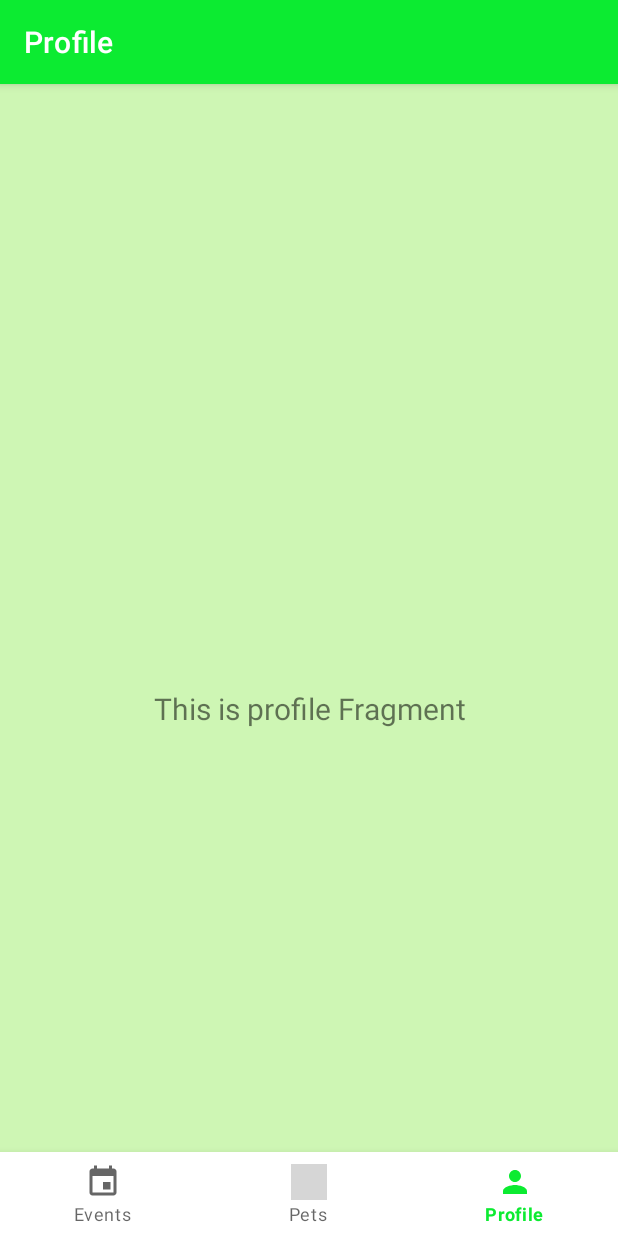
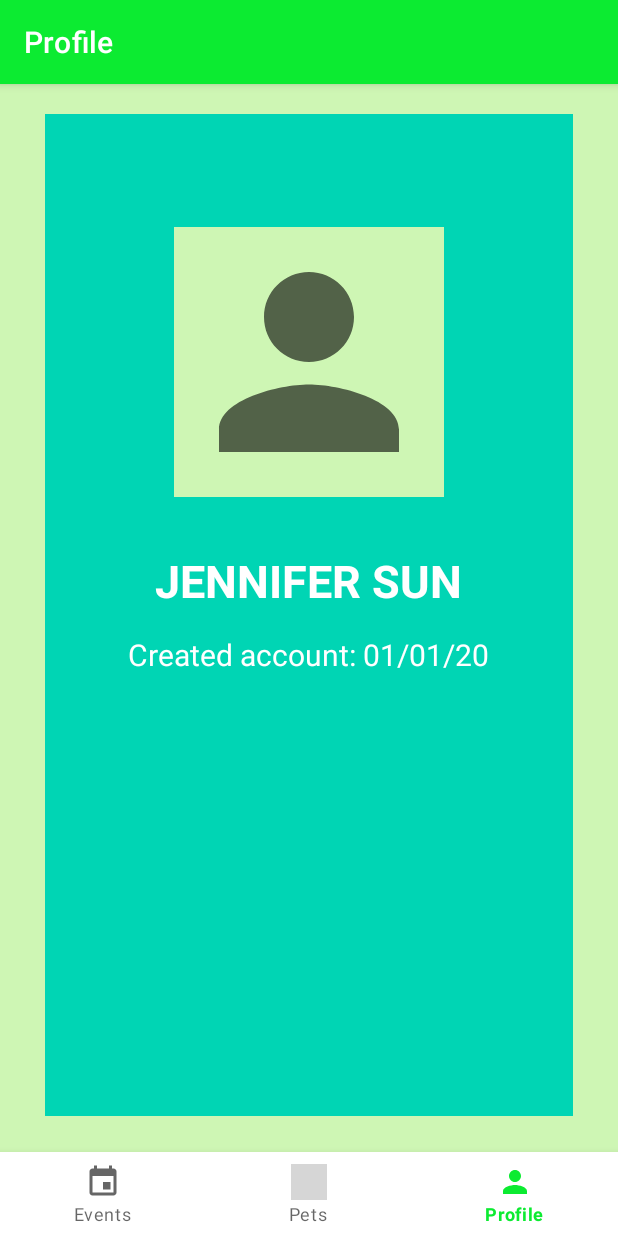
Before and after one commit to kuznicmd-CSSE-483/Leash, an Android app: the ProfileFragment screen opened through its navigation route, on a phone screen of 412 x 824 dp. Run offline under Robolectric (Android 15) with nearby library versions, the phone set to English and light mode, and no system bars; our stand-ins replace navigation-ui; grey boxes are pictures that could not be loaded.

Commit message:
Started Profile UI

```diff
--- a/app/src/main/res/layout/activity_main.xml
+++ b/app/src/main/res/layout/activity_main.xml
@@ -4,7 +4,6 @@
     android:id="@+id/container"
     android:layout_width="match_parent"
     android:layout_height="match_parent"
-    android:paddingTop="?attr/actionBarSize"
     android:background="@color/Foxtrot">
 
     <com.google.android.material.bottomnavigation.BottomNavigationView
--- a/app/src/main/res/layout/fragment_profile.xml
+++ b/app/src/main/res/layout/fragment_profile.xml
@@ -1,23 +1,54 @@
 <?xml version="1.0" encoding="utf-8"?>
-<androidx.constraintlayout.widget.ConstraintLayout xmlns:android="http://schemas.android.com/apk/res/android"
+<RelativeLayout xmlns:android="http://schemas.android.com/apk/res/android"
     xmlns:app="http://schemas.android.com/apk/res-auto"
     xmlns:tools="http://schemas.android.com/tools"
     android:layout_width="match_parent"
     android:layout_height="match_parent"
     tools:context=".ui.ProfileFragment">
 
-    <TextView
-        android:id="@+id/text_profile"
+    <RelativeLayout
+        android:id="@+id/profile_card"
         android:layout_width="match_parent"
-        android:layout_height="wrap_content"
-        android:layout_marginStart="8dp"
-        android:layout_marginTop="8dp"
-        android:layout_marginEnd="8dp"
-        android:textAlignment="center"
-        android:textSize="20sp"
-        android:text="This is profile Fragment"
-        app:layout_constraintBottom_toBottomOf="parent"
-        app:layout_constraintEnd_toEndOf="parent"
-        app:layout_constraintStart_toStartOf="parent"
-        app:layout_constraintTop_toTopOf="parent" />
-</androidx.constraintlayout.widget.ConstraintLayout>
+        android:layout_height="match_parent"
+        android:layout_centerHorizontal="true"
+        android:layout_marginTop="20dp"
+        android:layout_marginRight="30dp"
+        android:layout_marginBottom="80dp"
+        android:layout_marginLeft="30dp"
+        android:background="@color/Golf">
+
+        <ImageView
+            android:id="@+id/profile_image"
+            android:layout_width="180dp"
+            android:layout_height="180dp"
+            android:layout_centerHorizontal="true"
+            android:layout_marginTop="75dp"
+            android:background="@color/Foxtrot"
+            android:src="@drawable/ic_baseline_person_24"/>
+
+        <TextView
+            android:id="@+id/profile_name"
+            android:layout_width="wrap_content"
+            android:layout_height="wrap_content"
+            android:layout_below="@id/profile_image"
+            android:layout_centerHorizontal="true"
+            android:layout_marginTop="35dp"
+            android:textSize="30sp"
+            android:textStyle="bold"
+            android:textColor="@color/white"
+            android:text="JENNIFER SUN"/>
+
+        <TextView
+            android:id="@+id/account_creation_date_text"
+            android:layout_width="wrap_content"
+            android:layout_height="wrap_content"
+            android:layout_below="@id/profile_name"
+            android:layout_centerHorizontal="true"
+            android:layout_marginTop="15dp"
+            android:textSize="20sp"
+            android:textColor="@color/white"
+            android:text="Created account: 01/01/20"/>
+
+    </RelativeLayout>
+
+</RelativeLayout>
```
